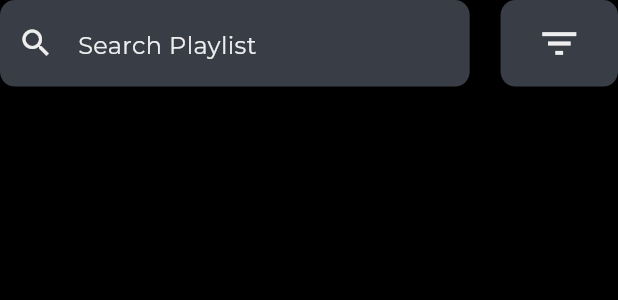
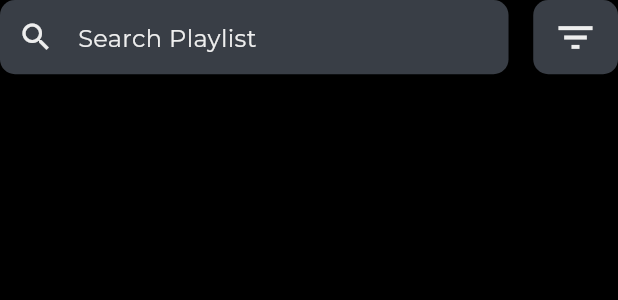
Before and after one commit to R0shish/Music-Player-App, a Flutter app: the SearchRow widget shown alone on an empty page, opened directly, on a phone screen of 412 x 824 dp. Shown: the top 300 px of the screen. Run offline on Flutter 3.47's test engine with Material 2 defaults, Android fonts, the phone set to English and light mode, and no system bars; our stand-ins replace cached_network_image, equatable, flutter_bloc, percent_indicator; network calls fail; project files that could hold a hidden picture were left out.

Commit message:
add: audioplayer library and search UI fix

```diff
--- a/lib/features/playlist/presentation/widgets/search_row.dart
+++ b/lib/features/playlist/presentation/widgets/search_row.dart
@@ -11,18 +11,23 @@ class SearchRow extends StatelessWidget {
   @override
   Widget build(BuildContext context) {
     return SizedBox(
-      height: deviceHeight * 0.07,
+      height: deviceHeight * 0.06,
       child: Row(
         children: [
           Expanded(
-            flex: 4,
+            flex: 6,
             child: TextField(
+              textAlignVertical: TextAlignVertical.bottom,
+              style: Theme.of(context).textTheme.bodyText2,
               decoration: InputDecoration(
                 filled: true,
                 fillColor: AppColor.grey,
                 hintText: 'Search Playlist',
                 hintStyle: Theme.of(context).textTheme.bodyText2,
-                prefixIcon: const Icon(Icons.search, color: AppColor.secondary),
+                prefixIcon: const Icon(
+                  Icons.search,
+                  color: AppColor.secondary,
+                ),
                 border: OutlineInputBorder(
                   borderSide: BorderSide.none,
                   borderRadius: BorderRadius.circular(10),
@@ -30,7 +35,7 @@ class SearchRow extends StatelessWidget {
               ),
             ),
           ),
-          SizedBox(width: deviceWidth * 0.05),
+          SizedBox(width: deviceWidth * 0.04),
           Expanded(
             child: Container(
               height: deviceHeight * 0.07,
--- a/pubspec.yaml
+++ b/pubspec.yaml
@@ -18,7 +18,7 @@ dependencies:
   percent_indicator: ^4.2.2
   cached_network_image: ^3.2.2
   equatable: ^2.0.5
-  animations: ^2.0.5
+  audioplayers: ^1.0.1
 
 dev_dependencies:
   flutter_test:
```
Also changed, not shown: pubspec.lock, 5 other files.
